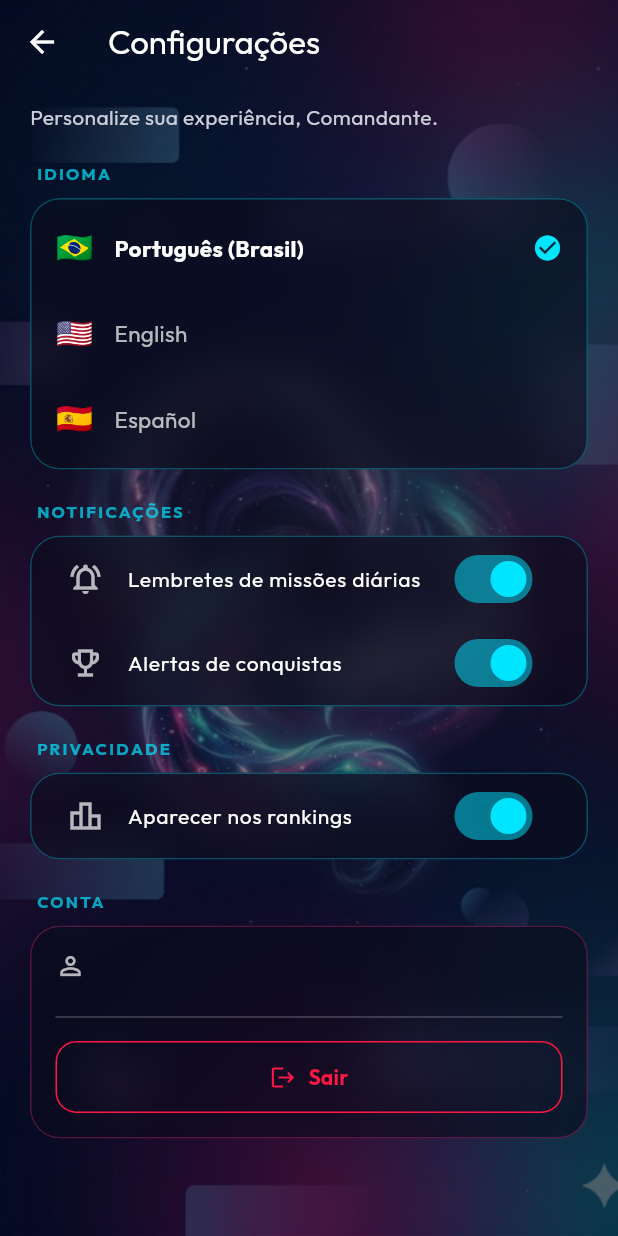
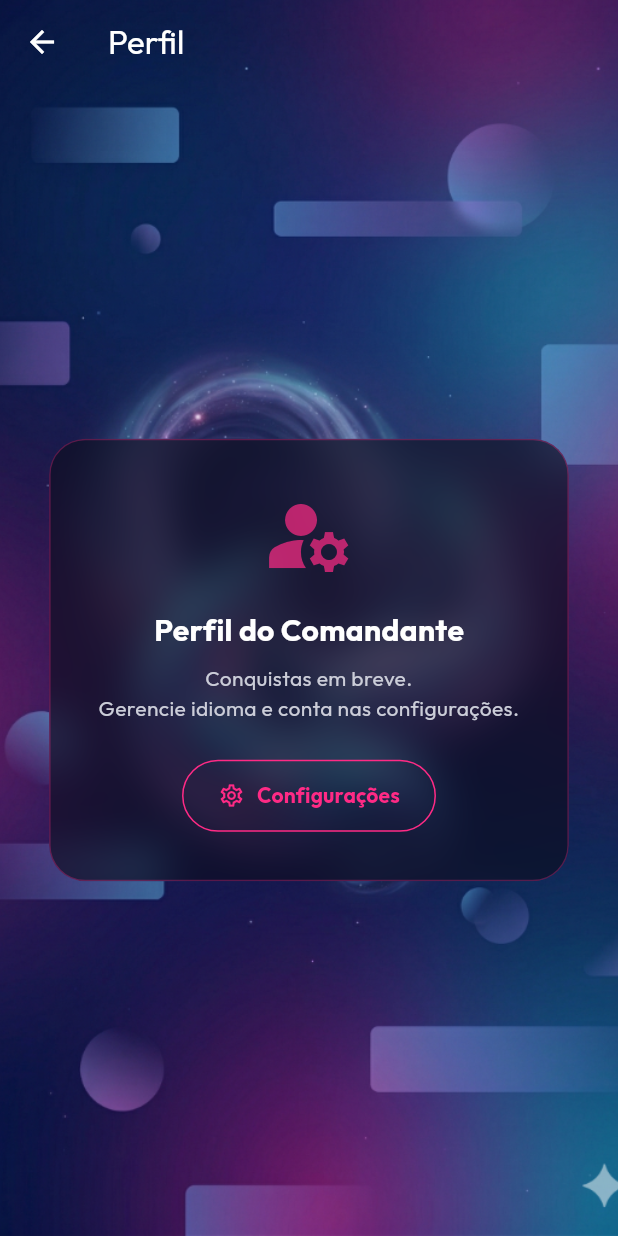
Before and after one commit to AfonsoFernando051/Pet-Invest-App, a Flutter app: the DashboardScreen screen opened directly, after a tap on the "settings" icon, on a phone screen of 412 x 824 dp. Run offline on Flutter 3.47's test engine with Material 3 defaults, Android fonts, the phone set to English and light mode, and no system bars; our stand-ins replace fl_chart, google_fonts, lottie, sensors_plus, shared_preferences; accounts and stored records are empty; network calls fail.

Commit message:
feat: refactor dashboard to remove Missions tab and integrate Profile screen

```diff
--- a/petapp_mobile/lib/features/dashboard/presentation/screens/dashboard_screen.dart
+++ b/petapp_mobile/lib/features/dashboard/presentation/screens/dashboard_screen.dart
@@ -8,15 +8,15 @@ import '../../../auth/presentation/screens/login_screen.dart';
 import '../../../pet/presentation/mascot/controllers/mascot_controller.dart';
 import '../../../portfolio/domain/entities/achievement.dart';
 import '../../../portfolio/presentation/controllers/portfolio_controller.dart';
-import '../../../portfolio/presentation/screens/missions_screen.dart';
 import '../../../portfolio/presentation/screens/passive_income_screen.dart';
 import '../../../portfolio/presentation/screens/portfolio_screen.dart';
 import '../../../portfolio/presentation/widgets/achievement_celebration_overlay.dart';
 import '../../../portfolio/presentation/widgets/asset_allocation_card.dart';
 import '../../../portfolio/presentation/widgets/hero_summary_section.dart';
+import '../../../portfolio/presentation/widgets/missions_achievements_section.dart';
 import '../../../portfolio/presentation/widgets/shared/error_banner.dart';
 import '../../../portfolio/presentation/widgets/wealth_evolution_card.dart';
-import '../../../settings/presentation/screens/settings_screen.dart';
+import '../../../profile/presentation/screens/profile_screen.dart';
 import '../widgets/pet_showcase.dart';
 import '../widgets/action_buttons.dart';
 
@@ -148,9 +148,9 @@ class _DashboardScreenState extends State<DashboardScreen> {
           ),
           IconButton(
             icon: const Icon(Icons.settings_outlined, color: Colors.white70),
-            tooltip: 'Configurações',
+            tooltip: 'Perfil',
             onPressed: () {
-              Navigator.of(context).push(_fadeRoute(const SettingsScreen()));
+              Navigator.of(context).push(_fadeRoute(const ProfileScreen()));
             },
           ),
           IconButton(
@@ -171,8 +171,6 @@ class _DashboardScreenState extends State<DashboardScreen> {
                   _buildHomeContent(),
                   _buildWalletContent(),
                   _buildPassiveIncomeContent(),
-                  _buildMissionsContent(),
-                  _buildProfileContent(),
                 ],
               ),
             ),
@@ -266,6 +264,12 @@ class _DashboardScreenState extends State<DashboardScreen> {
             _buildSectionLabel('AÇÕES RÁPIDAS'),
             const SizedBox(height: 8),
             const ActionButtons(),
+            const SizedBox(height: 16),
+
+            MissionsAchievementsSection(
+              missions: _portfolioController.missions,
+              achievements: _portfolioController.achievements,
+            ),
             const SizedBox(height: 32),
           ],
         ),
@@ -295,11 +299,6 @@ class _DashboardScreenState extends State<DashboardScreen> {
     return PassiveIncomeScreen(controller: _portfolioController);
   }
 
-  // ── Missões / Gamification hub ───────────────────────────────────────────
-  Widget _buildMissionsContent() {
-    return MissionsScreen(controller: _portfolioController, mascotController: _mascotController);
-  }
-
   // ── Analytics (hidden from navigation for now — kept for a future tab) ───
   // ignore: unused_element
   Widget _buildAnalyticsContent() {
@@ -325,55 +324,6 @@ class _DashboardScreenState extends State<DashboardScreen> {
                 'Centro de análise de ativos\nem construção, Comandante.',
                 textAlign: TextAlign.center,
                 style: TextStyle(color: AppColors.subtleText, fontSize: 14),
-              ),
-            ],
-          ),
-        ),
-      ),
-    );
-  }
-
-  // ── Profile ───────────────────────────────────────────────────────────────
-  Widget _buildProfileContent() {
-    return Center(
-      child: GlassCard(
-        backgroundColor: AppColors.spaceDark.withValues(alpha: 0.6),
-        borderColor: AppColors.neonPink.withValues(alpha: 0.3),
-        borderRadius: 24,
-        borderWidth: 1,
-        child: Padding(
-          padding: const EdgeInsets.all(32),
-          child: Column(
-            mainAxisSize: MainAxisSize.min,
-            children: [
-              Icon(Icons.manage_accounts, size: 64, color: AppColors.neonPink.withValues(alpha: 0.7)),
-              const SizedBox(height: 16),
-              const Text(
-                'Perfil do Comandante',
-                style: TextStyle(color: Colors.white, fontSize: 20, fontWeight: FontWeight.bold),
-              ),
-              const SizedBox(height: 8),
-              Text(
-                'Conquistas em breve.\nGerencie idioma e conta nas configurações.',
-                textAlign: TextAlign.center,
-                style: TextStyle(color: AppColors.subtleText, fontSize: 14),
-              ),
-              const SizedBox(height: 24),
-              OutlinedButton.icon(
-                icon: const Icon(Icons.settings_outlined, color: AppColors.neonPink),
-                label: const Text(
-                  'Configurações',
-                  style: TextStyle(color: AppColors.neonPink, fontWeight: FontWeight.bold),
-                ),
-                style: OutlinedButton.styleFrom(
-                  side: const BorderSide(color: AppColors.neonPink),
-                  padding: const EdgeInsets.symmetric(horizontal: 24, vertical: 14),
-                  shape: RoundedRectangleBorder(borderRadius: BorderRadius.circular(24)),
-                ),
-                onPressed: () {
-                  HapticFeedback.selectionClick();
-                  Navigator.of(context).push(_fadeRoute(const SettingsScreen()));
-                },
               ),
             ],
           ),
@@ -430,16 +380,6 @@ class _DashboardScreenState extends State<DashboardScreen> {
             activeIcon: Icon(Icons.payments),
             label: 'Proventos',
           ),
-          BottomNavigationBarItem(
-            icon: Icon(Icons.flag_outlined),
-            activeIcon: Icon(Icons.flag),
-            label: 'Missões',
-          ),
-          BottomNavigationBarItem(
-            icon: Icon(Icons.manage_accounts_outlined),
-            activeIcon: Icon(Icons.manage_accounts),
-            label: 'Perfil',
-          ),
         ],
       ),
     );
--- a/petapp_mobile/lib/features/portfolio/presentation/screens/missions_screen.dart
+++ /dev/null
@@ -1,47 +0,0 @@
-import 'package:flutter/material.dart';
-import 'package:petapp_mobile/core/constants/app_colors.dart';
-import 'package:petapp_mobile/features/pet/presentation/mascot/controllers/mascot_controller.dart';
-import 'package:petapp_mobile/features/portfolio/presentation/controllers/portfolio_controller.dart';
-import 'package:petapp_mobile/features/portfolio/presentation/widgets/missions_achievements_section.dart';
-import 'package:petapp_mobile/features/portfolio/presentation/widgets/rpg_integration_card.dart';
-import 'package:petapp_mobile/features/portfolio/presentation/widgets/shared/error_banner.dart';
-
-/// The "Missões" tab — the app's gamification hub: pet evolution/XP/streak
-/// plus missions and achievements, no longer folded into the Home dashboard.
-/// [controller]/[mascotController] are owned and loaded by `DashboardScreen`
-/// and shared across tabs.
-class MissionsScreen extends StatelessWidget {
-  const MissionsScreen({super.key, required this.controller, required this.mascotController});
-
-  final PortfolioController controller;
-  final MascotController mascotController;
-
-  @override
-  Widget build(BuildContext context) {
-    if (controller.isLoading && controller.holdings.isEmpty && controller.error == null) {
-      return const Center(child: CircularProgressIndicator(color: AppColors.neonCyan));
-    }
-
-    return RefreshIndicator(
-      color: AppColors.neonCyan,
-      backgroundColor: AppColors.spaceBlue,
-      onRefresh: controller.refresh,
-      child: SingleChildScrollView(
-        physics: const AlwaysScrollableScrollPhysics(),
-        padding: const EdgeInsets.fromLTRB(16, 8, 16, 32),
-        child: Column(
-          crossAxisAlignment: CrossAxisAlignment.stretch,
-          children: [
-            if (controller.error != null) ...[
-              ErrorBanner(onRetry: controller.refresh),
-              const SizedBox(height: 12),
-            ],
-            RpgIntegrationCard(controller: mascotController, stats: controller.stats),
-            const SizedBox(height: 16),
-            MissionsAchievementsSection(missions: controller.missions, achievements: controller.achievements),
-          ],
-        ),
-      ),
-    );
-  }
-}
--- /dev/null
+++ b/petapp_mobile/lib/features/profile/presentation/screens/profile_screen.dart
@@ -0,0 +1,97 @@
+import 'package:flutter/material.dart';
+import 'package:flutter/services.dart';
+import 'package:petapp_mobile/core/constants/app_colors.dart';
+import 'package:petapp_mobile/core/widgets/glass_card.dart';
+import 'package:petapp_mobile/features/settings/presentation/screens/settings_screen.dart';
+
+/// The "Perfil" experience — previously its own bottom-nav tab, now reached
+/// via the AppBar's config/gear icon instead (the Perfil tab was removed;
+/// the gear icon is now responsible for everything it used to cover).
+class ProfileScreen extends StatelessWidget {
+  const ProfileScreen({super.key});
+
+  Route _fadeRoute(Widget page) {
+    return PageRouteBuilder(
+      pageBuilder: (context, animation, secondaryAnimation) => page,
+      transitionsBuilder: (context, animation, secondaryAnimation, child) => FadeTransition(
+        opacity: animation,
+        child: SlideTransition(
+          position: Tween(begin: const Offset(0, 0.04), end: Offset.zero)
+              .animate(CurvedAnimation(parent: animation, curve: Curves.easeOut)),
+          child: child,
+        ),
+      ),
+      transitionDuration: const Duration(milliseconds: 350),
+    );
+  }
+
+  @override
+  Widget build(BuildContext context) {
+    return Scaffold(
+      extendBodyBehindAppBar: true,
+      appBar: AppBar(
+        title: const Text('Perfil', style: TextStyle(color: Colors.white)),
+        backgroundColor: Colors.transparent,
+        elevation: 0,
+        leading: IconButton(
+          icon: const Icon(Icons.arrow_back, color: Colors.white),
+          onPressed: () {
+            if (Navigator.canPop(context)) Navigator.pop(context);
+          },
+        ),
+      ),
+      body: Container(
+        decoration: const BoxDecoration(
+          image: DecorationImage(image: AssetImage('assets/images/bg_nebula.png'), fit: BoxFit.cover),
+        ),
+        child: SafeArea(
+          child: Center(
+            child: GlassCard(
+              backgroundColor: AppColors.spaceDark.withValues(alpha: 0.6),
+              borderColor: AppColors.neonPink.withValues(alpha: 0.3),
+              borderRadius: 24,
+              borderWidth: 1,
+              child: Padding(
+                padding: const EdgeInsets.all(32),
+                child: Column(
+                  mainAxisSize: MainAxisSize.min,
+                  children: [
+                    Icon(Icons.manage_accounts, size: 64, color: AppColors.neonPink.withValues(alpha: 0.7)),
+                    const SizedBox(height: 16),
+                    const Text(
+                      'Perfil do Comandante',
+                      style: TextStyle(color: Colors.white, fontSize: 20, fontWeight: FontWeight.bold),
+                    ),
+                    const SizedBox(height: 8),
+                    Text(
+                      'Conquistas em breve.\nGerencie idioma e conta nas configurações.',
+                      textAlign: TextAlign.center,
+                      style: TextStyle(color: AppColors.subtleText, fontSize: 14),
+                    ),
+                    const SizedBox(height: 24),
+                    OutlinedButton.icon(
+                      icon: const Icon(Icons.settings_outlined, color: AppColors.neonPink),
+                      label: const Text(
+                        'Configurações',
+                        style: TextStyle(color: AppColors.neonPink, fontWeight: FontWeight.bold),
+                      ),
+                      style: OutlinedButton.styleFrom(
+                        side: const BorderSide(color: AppColors.neonPink),
+                        padding: const EdgeInsets.symmetric(horizontal: 24, vertical: 14),
+                        shape: RoundedRectangleBorder(borderRadius: BorderRadius.circular(24)),
+                      ),
+                      onPressed: () {
+                        HapticFeedback.selectionClick();
+                        Navigator.of(context).push(_fadeRoute(const SettingsScreen()));
+                      },
+                    ),
+                  ],
+                ),
+              ),
+            ),
+          ),
+        ),
+      ),
+    );
+  }
+}
```
